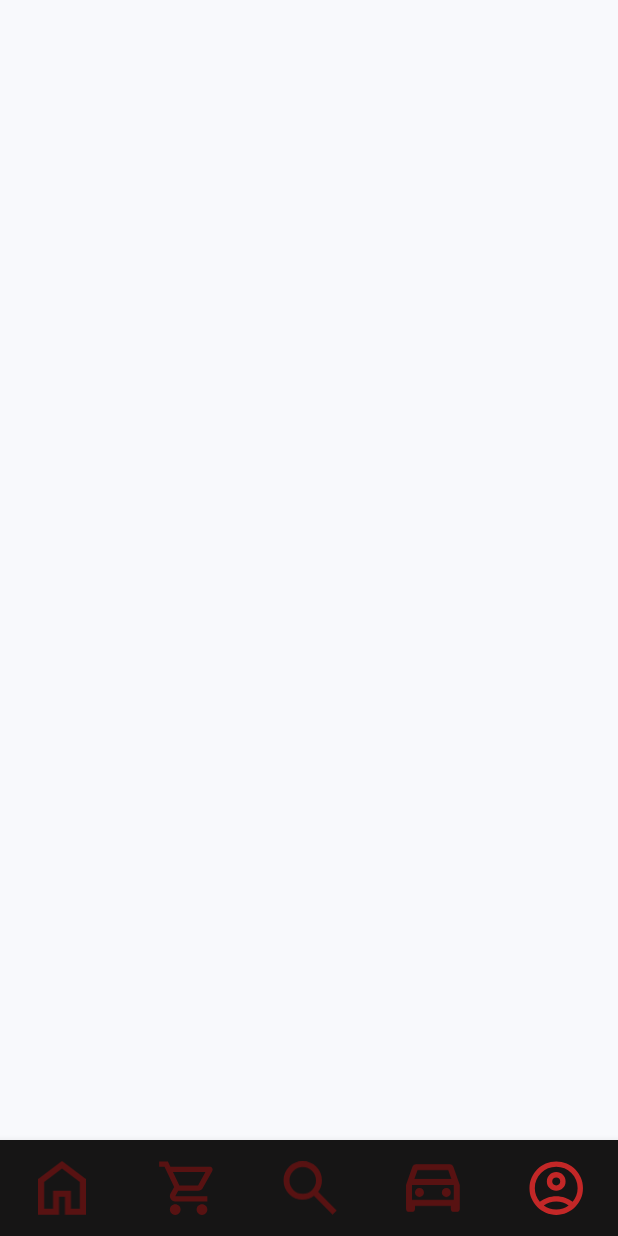
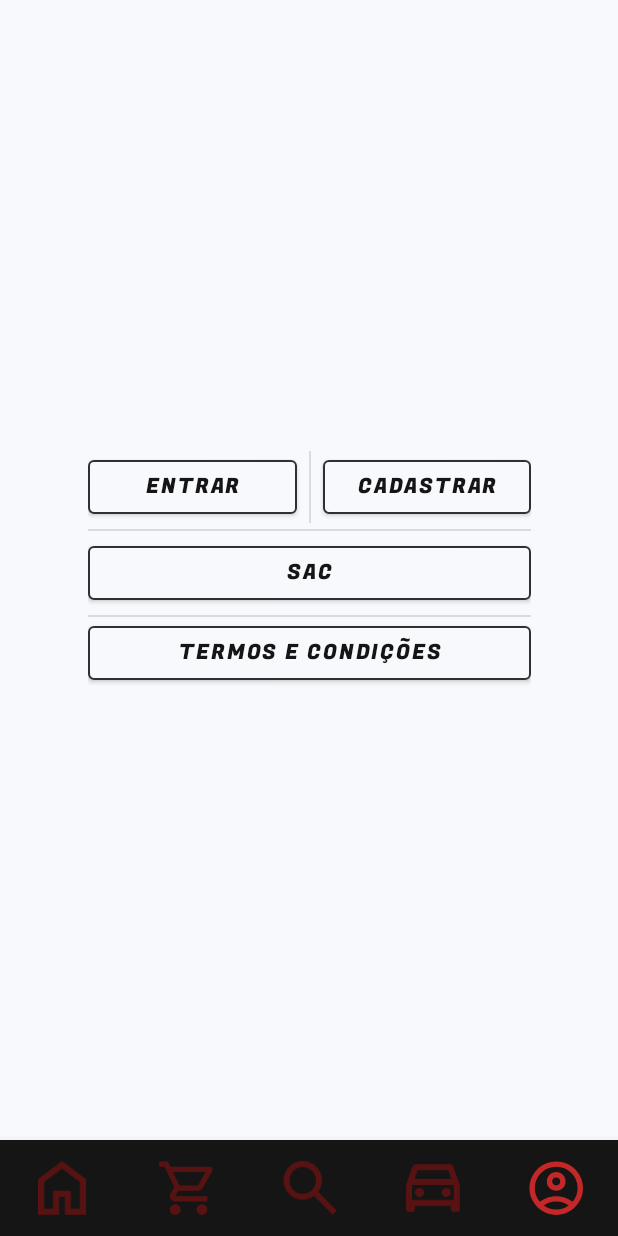
Before and after one commit to brunovicenters/BravoFront, an Android app: the screen it shows after launch (MainActivity), item 5 of the bottom bar chosen, on a phone screen of 412 x 824 dp. Run offline under Robolectric (Android 15) with nearby library versions, the phone set to English and light mode, and no system bars; our stand-ins replace Picasso; pictures from the network do not load; 1 statement that could not run was skipped.

Commit message:
Added UnLoggedProfileFragment

```diff
--- a/app/src/main/java/com/example/bravofront/views/MainActivity.kt
+++ b/app/src/main/java/com/example/bravofront/views/MainActivity.kt
@@ -6,7 +6,6 @@ import androidx.fragment.app.Fragment
 import com.example.bravofront.R
 import com.example.bravofront.databinding.ActivityMainBinding
 import com.example.bravofront.views.fragments.HomeFragment
-import com.example.bravofront.views.fragments.LoggedProfileFragment
 import com.example.bravofront.views.fragments.SearchFragment
 import com.example.bravofront.views.fragments.UnLoggedProfileFragment
 
--- /dev/null
+++ b/app/src/main/java/com/example/bravofront/views/fragments/UnLoggedProfileFragment.kt
@@ -0,0 +1,61 @@
+package com.example.bravofront.views.fragments
+
+import android.os.Bundle
+import androidx.fragment.app.Fragment
+import android.view.LayoutInflater
+import android.view.View
+import android.view.ViewGroup
+import com.example.bravofront.R
+
+// TODO: Rename parameter arguments, choose names that match
+// the fragment initialization parameters, e.g. ARG_ITEM_NUMBER
+//private const val ARG_PARAM1 = "param1"
+//private const val ARG_PARAM2 = "param2"
+
+/**
+ * A simple [Fragment] subclass.
+ * Use the [UnLoggedProfileFragment.newInstance] factory method to
+ * create an instance of this fragment.
+ */
+class UnLoggedProfileFragment : Fragment() {
+    // TODO: Rename and change types of parameters
+//    private var param1: String? = null
+//    private var param2: String? = null
+
+//    override fun onCreate(savedInstanceState: Bundle?) {
+//        super.onCreate(savedInstanceState)
+//        arguments?.let {
+//            param1 = it.getString(ARG_PARAM1)
+//            param2 = it.getString(ARG_PARAM2)
+//        }
+//    }
+
+    override fun onCreateView(
+        inflater: LayoutInflater, container: ViewGroup?,
+        savedInstanceState: Bundle?
+    ): View? {
+        // Inflate the layout for this fragment
+        return inflater.inflate(R.layout.fragment_un_logged_profile, container, false)
+    }
+
+    companion object {
+        /**
+         * Use this factory method to create a new instance of
+         * this fragment using the provided parameters.
+         *
+         * @param param1 Parameter 1.
+         * @param param2 Parameter 2.
+         * @return A new instance of fragment ProfileFragment.
+         */
+        // TODO: Rename and change types and number of parameters
+        @JvmStatic
+        fun newInstance(param1: String, param2: String) =
+            UnLoggedProfileFragment()
+//                .apply {
+//                    arguments = Bundle().apply {
+//                        putString(ARG_PARAM1, param1)
+//                        putString(ARG_PARAM2, param2)
+//                    }
+//                }
+    }
+}
--- a/app/src/main/res/layout/fragment_un_logged_profile.xml
+++ b/app/src/main/res/layout/fragment_un_logged_profile.xml
@@ -50,7 +50,7 @@
                     android:fontFamily="@font/fugaz_one"/>
 
             <Button
-                    android:text="@string/register"
+                    android:text="@string/Register"
                     android:layout_width="0dp"
                     android:layout_height="48dp"
                     android:id="@+id/btnRegister"
@@ -100,7 +100,7 @@
                     android:layout_marginTop="4dp"/>
 
             <Button
-                    android:text="@string/terms_and_conditions"
+                    android:text="@string/term_and_conditions"
                     android:layout_width="0dp"
                     android:layout_height="wrap_content"
                     android:id="@+id/btnTermAndCond"
--- a/app/src/main/res/values/strings.xml
+++ b/app/src/main/res/values/strings.xml
@@ -17,4 +17,8 @@
     <string name="find_you_dream_car">Encontre seu carro dos sonhos</string>
     <string name="find_now">Encontre já</string>
     <string name="category_name">Nome Categoria</string>
+    <string name="term_and_conditions">Termos e Condições</string>
+    <string name="customer_service">SAC</string>
+    <string name="Register">Cadastrar</string>
+    <string name="login">Entrar</string>
 </resources>
```
Also changed, not shown: app/src/main/java/com/example/bravofront/views/fragments/LoggedProfileFragment.kt (renamed from app/src/main/java/com/example/bravofront/views/fragments/ProfileFragment.kt, +4 -4 lines).
